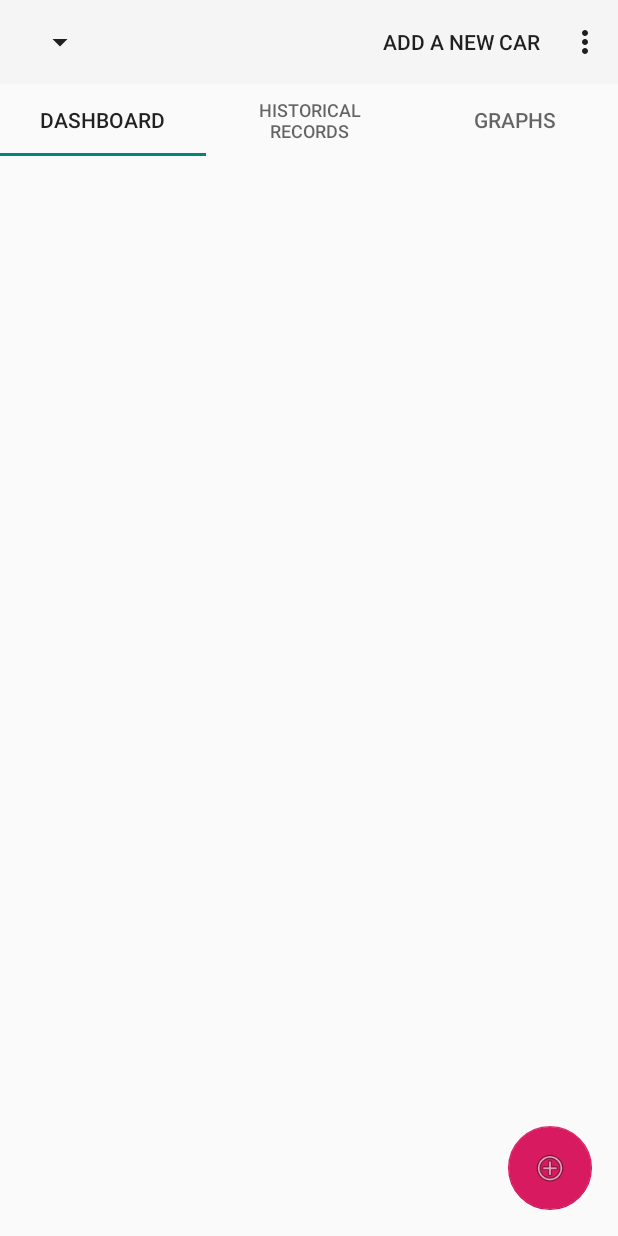
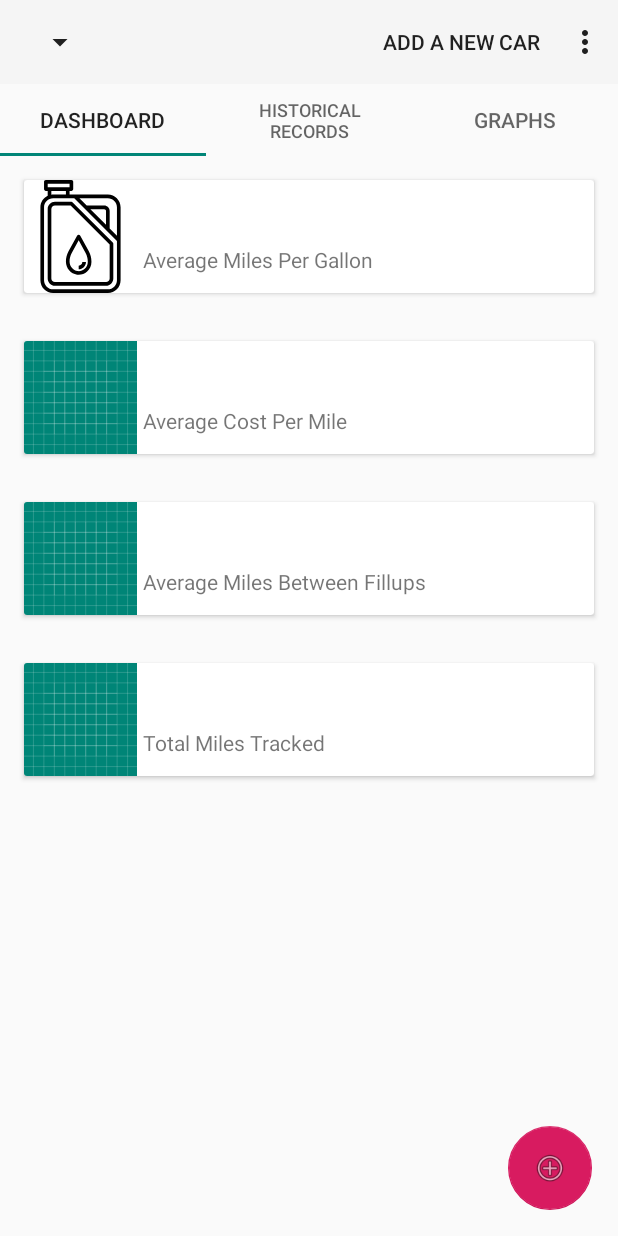
Before and after one commit to HSchmale16/MileagePerGallonApp, an Android app: the screen it shows after launch (MainActivity), on a phone screen of 412 x 824 dp. Run offline under Robolectric (Android 15) with nearby library versions, the phone set to English and light mode, and no system bars; our stand-ins replace Room's generated code; libraries missing offline, so code that uses them is left out: de.codecrafters.tableview; plain views replace SortableTableView; 5 statements that could not run were skipped.

Commit message:
Work on the dashboard.

```diff
--- /dev/null
+++ b/app/src/main/java/org/henryschmale/milespergallontracker/view/StatCard.java
@@ -0,0 +1,67 @@
+package org.henryschmale.milespergallontracker.view;
+
+import android.content.Context;
+import android.content.res.TypedArray;
+import android.util.AttributeSet;
+import android.util.Log;
+import android.widget.ImageView;
+import android.widget.RelativeLayout;
+import android.widget.TextView;
+
+import androidx.annotation.NonNull;
+import androidx.annotation.Nullable;
+import androidx.cardview.widget.CardView;
+
+import org.henryschmale.milespergallontracker.R;
+
+public class StatCard extends CardView {
+    private TextView statText;
+    private TextView descriptionText;
+    private ImageView iconView;
+
+    public StatCard(@NonNull Context context) {
+        super(context);
+        // init();
+    }
+
+    public StatCard(@NonNull Context context, @Nullable AttributeSet attrs) {
+        super(context, attrs);
+        init(attrs);
+    }
+
+    public StatCard(@NonNull Context context, @Nullable AttributeSet attrs, int defStyleAttr) {
+        super(context, attrs, defStyleAttr);
+        init(attrs);
+    }
+
+
+    private void init(AttributeSet attrs) {
+        TypedArray a = getContext().obtainStyledAttributes(
+                attrs,
+                R.styleable.StatCard
+        );
+
+
+
+        inflate(getContext(), R.layout.card_stat, this);
+
+        this.statText = findViewById(R.id.stat);
+        this.descriptionText = findViewById(R.id.description);
+        this.iconView = findViewById(R.id.icon);
+
+        this.iconView.setImageDrawable(
+                getResources().getDrawable(a.getResourceId(
+                        R.styleable.StatCard_iconDrawable,
+                        R.drawable.ic_launcher_background))
+        );
+        this.descriptionText.setText(
+                getResources().getText(a.getResourceId(
+                        R.styleable.StatCard_description,
+                        R.string.def_statcard_description_lbl))
+        );
+
+        a.recycle();
+    }
+
+
+}
--- /dev/null
+++ b/app/src/main/res/drawable/ic_diesel.xml
@@ -0,0 +1,7 @@
+<vector android:height="24dp" android:viewportHeight="496"
+    android:viewportWidth="496" android:width="24dp" xmlns:android="http://schemas.android.com/apk/res/android">
+    <path android:fillColor="#FF000000" android:pathData="m368,64h-168v-16h8c4.426,0 8,-3.586 8,-8v-32c0,-4.414 -3.574,-8 -8,-8h-112c-4.426,0 -8,3.586 -8,8v32c0,4.414 3.574,8 8,8h8v21.48c-18.887,9.008 -32,28.238 -32,50.52v320c0,30.871 25.129,56 56,56h240c30.871,0 56,-25.129 56,-56v-320c0,-30.879 -25.129,-56 -56,-56zM408,120v124.688l-32,-32v-76.688c0,-13.23 -10.77,-24 -24,-24h-76.688l-32,-32h124.688c22.055,0 40,17.945 40,40zM360,196.688 L291.313,128h60.688c4.414,0 8,3.594 8,8zM104,16h96v16h-96zM120,48h64v16h-56c-2.719,0 -5.375,0.266 -8,0.641zM368,480h-240c-22.055,0 -40,-17.945 -40,-40v-320c0,-22.055 17.945,-40 40,-40h92.688l187.313,187.313v172.688c0,22.055 -17.945,40 -40,40zM368,480"/>
+    <path android:fillColor="#FF000000" android:pathData="m213.656,98.344c-1.496,-1.504 -3.527,-2.344 -5.656,-2.344h-72c-17.648,0 -32,14.352 -32,32v304c0,17.648 14.352,32 32,32h224c17.648,0 32,-14.352 32,-32v-152c0,-2.129 -0.84,-4.16 -2.344,-5.656zM376,432c0,8.824 -7.176,16 -16,16h-224c-8.824,0 -16,-7.176 -16,-16v-304c0,-8.824 7.176,-16 16,-16h68.688l171.313,171.313zM376,432"/>
+    <path android:fillColor="#FF000000" android:pathData="m184,357.984c0,29.535 21.168,54.313 49.23,57.617 2.219,0.254 4.441,0.391 6.641,0.391 13.723,0 27.039,-4.984 37.32,-14.129 11.961,-10.625 18.809,-25.879 18.809,-41.863v-2.016c0,-15.727 -3.977,-31.328 -11.504,-45.121l-37.473,-68.695c-2.801,-5.145 -11.246,-5.145 -14.047,0l-37.473,68.688c-7.527,13.801 -11.504,29.402 -11.504,45.129zM209.551,320.52 L240,264.711 270.449,320.535c6.246,11.441 9.551,24.395 9.551,37.449v2.016c0,11.414 -4.895,22.313 -13.441,29.902 -8.648,7.691 -19.84,11.168 -31.453,9.809 -19.68,-2.32 -35.105,-20.648 -35.105,-41.727 0,-13.055 3.305,-26.008 9.551,-37.465zM209.551,320.52"/>
+    <path android:fillColor="#FF000000" android:pathData="m272,360h-16c0,8.824 -7.176,16 -16,16v16c17.648,0 32,-14.352 32,-32zM272,360"/>
+</vector>
--- /dev/null
+++ b/app/src/main/res/layout/card_stat.xml
@@ -0,0 +1,33 @@
+<?xml version="1.0" encoding="utf-8"?>
+<merge xmlns:android="http://schemas.android.com/apk/res/android"
+    android:layout_width="match_parent"
+    android:layout_height="match_parent">
+
+
+        <RelativeLayout
+            android:layout_width="match_parent"
+            android:layout_height="match_parent">
+
+            <ImageView
+                android:id="@+id/icon"
+                android:layout_width="75dp"
+                android:layout_height="75dp"/>
+
+            <TextView
+                android:id="@+id/stat"
+                android:layout_width="match_parent"
+                android:layout_height="wrap_content"
+                android:layout_toEndOf="@id/icon"
+                android:textSize="32sp"
+                android:layout_marginStart="4dp"/>
+
+            <TextView
+                android:id="@+id/description"
+                android:layout_marginStart="4dp"
+                android:layout_width="match_parent"
+                android:layout_height="wrap_content"
+                android:layout_below="@id/stat"
+                android:layout_toEndOf="@id/icon"
+                android:layout_alignBottom="@id/icon" />
+        </RelativeLayout>
+</merge>
--- a/app/src/main/res/layout/fragment_dashboard.xml
+++ b/app/src/main/res/layout/fragment_dashboard.xml
@@ -2,11 +2,34 @@
 <LinearLayout xmlns:android="http://schemas.android.com/apk/res/android"
     xmlns:tools="http://schemas.android.com/tools"
     android:layout_width="match_parent"
+    xmlns:app="http://schemas.android.com/apk/res-auto"
+    android:orientation="vertical"
     android:layout_height="match_parent"
     tools:context=".DashboardFragment">
 
+    <org.henryschmale.milespergallontracker.view.StatCard
+        android:layout_width="match_parent"
+        android:layout_height="wrap_content"
+        android:layout_margin="16dp"
+        app:description="@string/stat_mpg_lbl"
+        app:iconDrawable="@drawable/ic_diesel"/>
 
-    <androidx.cardview.widget.CardView
+
+    <org.henryschmale.milespergallontracker.view.StatCard
         android:layout_width="match_parent"
-        android:layout_height="wrap_content" />
+        android:layout_height="wrap_content"
+        android:layout_margin="16dp"
+        app:description="@string/stat_average_cost_per_mile"/>
+
+    <org.henryschmale.milespergallontracker.view.StatCard
+        android:layout_width="match_parent"
+        android:layout_height="wrap_content"
+        android:layout_margin="16dp"
+        app:description="@string/stat_miles_between_fillups"/>
+
+    <org.henryschmale.milespergallontracker.view.StatCard
+        android:layout_width="match_parent"
+        android:layout_height="wrap_content"
+        android:layout_margin="16dp"
+        app:description="@string/stat_total_miles_tracked"/>
 </LinearLayout>
--- /dev/null
+++ b/app/src/main/res/values/attrs.xml
@@ -0,0 +1,7 @@
+<?xml version="1.0" encoding="utf-8"?>
+<resources>
+    <declare-styleable name="StatCard">
+        <attr name="description" format="reference"/>
+        <attr name="iconDrawable" format="reference"/>
+    </declare-styleable>
+</resources>
--- a/app/src/main/res/values/colors.xml
+++ b/app/src/main/res/values/colors.xml
@@ -1,4 +1,7 @@
 <?xml version="1.0" encoding="utf-8"?>
 <resources>
     <color name="colorAccent">#D81B60</color>
+    <color name="white">#FFF</color>
+    <color name="cardFront">#666</color>
+
 </resources>
--- a/app/src/main/res/values/strings.xml
+++ b/app/src/main/res/values/strings.xml
@@ -43,7 +43,6 @@
     <string name="hello_blank_fragment">No Data in fragment yet</string>
 
 
-
     <!-- Open Source Licenses -->
     <string name="open_source_licenses"><![CDATA[
         <big>Open Source License</big><br/>
@@ -53,6 +52,20 @@
         <ul>
             <li><a href="https://github.com/ISchwarz23/SortableTableView">Sortable Table View</a> - Apache 2.0</li>
         </ul>
+
+        <p>This product also uses free icons.</p>
+
+        <ul>
+            <li>Diesel icon from <a href="https://www.flaticon.com/authors/surang" title="surang">surang</a> at <a href="https://www.flaticon.com/" 			    title="Flaticon">www.flaticon.com</a> is licensed by <a href="http://creativecommons.org/licenses/by/3.0/" title="Creative Commons BY 3.0" target="_blank">CC 3.0 BY</a></li>
+        </ul>
     ]]>
     </string>
+
+    <!-- stat labels on dashboard -->
+    <string name="stat_mpg_lbl">Average Miles Per Gallon</string>
+    <string name="stat_miles_between_fillups">Average Miles Between Fillups</string>
+    <string name="stat_average_cost_per_mile">Average Cost Per Mile</string>
+    <string name="stat_total_miles_tracked">Total Miles Tracked</string>
+    <string name="def_statcard_description_lbl">No Stat Card Description Set</string>
+
 </resources>
```
